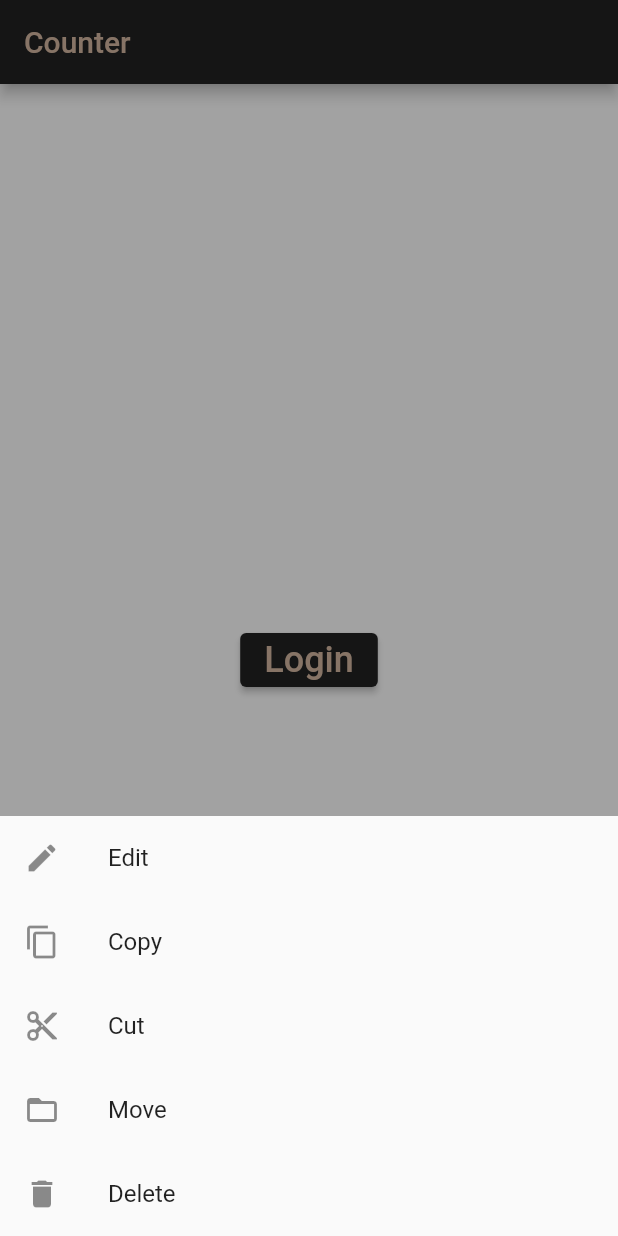
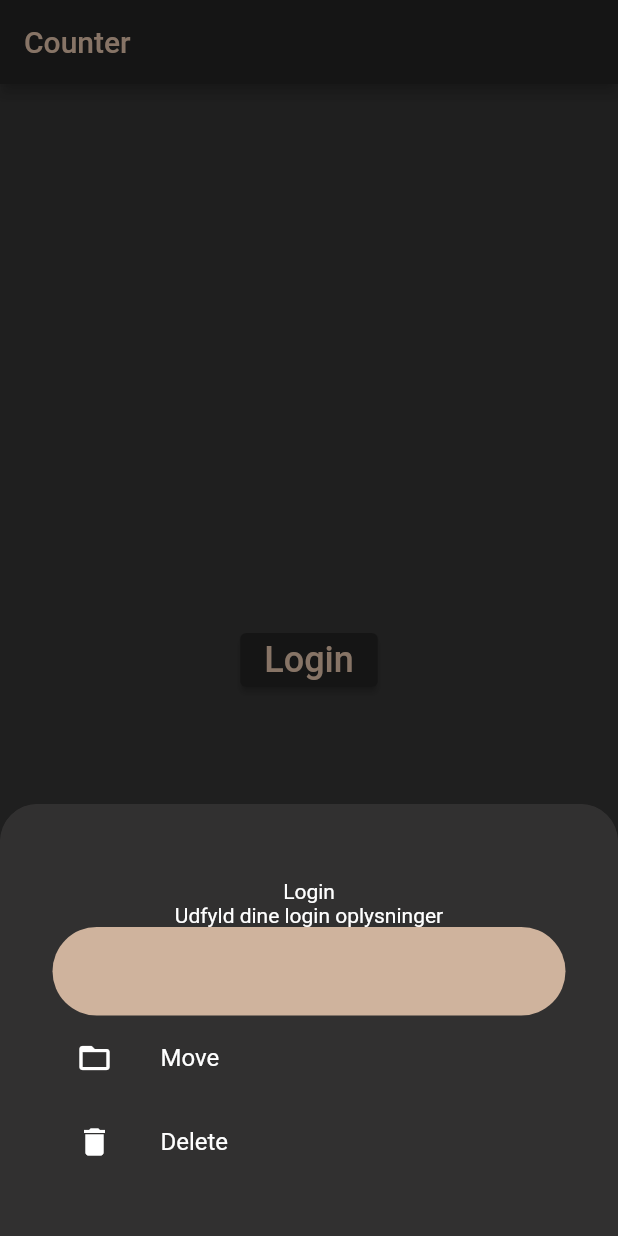
Before and after one commit to HF5-PROJECT/app, a Flutter app: the screen it shows after launch, after a tap on "Login", on a phone screen of 412 x 824 dp. Run offline on Flutter 3.47's test engine with Material 2 defaults, Android fonts, the phone set to English and light mode, and no system bars; our stand-ins replace bloc, flutter_bloc, modal_bottom_sheet; generated files the repository leaves out were written again.

Commit message:
#4 - More login page

```diff
--- a/lib/app/view/app.dart
+++ b/lib/app/view/app.dart
@@ -10,14 +10,13 @@ class App extends StatelessWidget {
     return MaterialApp(
       theme: ThemeData(
         appBarTheme: const AppBarTheme(color: Color(0xFF212121)),
-        colorScheme: const ColorScheme.light(
-          brightness: Brightness.light,
+        colorScheme: const ColorScheme.dark(
           primary: Color(0xFF212121),
           onPrimary: Color(0xFFcfb39d),
-          secondary: Color(0xFF212121),
-          onSecondary: Color(0xFFcfb39d),
+          secondary: Color(0xFF56483E),
+          onSecondary: Color(0xFFa68f7d),
           surface: Color(0xFF313030),
-          onSurface: Color(0xFFa68f7d),
+          onSurface: Color(0xFFcfb39d),
           tertiary: Color(0xFF212121),
           onTertiary: Color(0xFFcfb39d),
           background: Color(0xFF212121),
--- a/lib/login/view/login_page.dart
+++ b/lib/login/view/login_page.dart
@@ -54,29 +54,47 @@ class LoginView extends StatelessWidget {
 
   Future<dynamic> loginModal(BuildContext context) {
     return showMaterialModalBottomSheet(
-      expand: false,
       context: context,
-      backgroundColor: Color.fromARGB(255, 255, 0, 0),
+      shape: const RoundedRectangleBorder(
+        borderRadius: BorderRadius.vertical(
+          top: Radius.circular(25),
+        ),
+      ),
+      backgroundColor: Theme.of(context).colorScheme.surface,
       builder: (context) => Material(
+        shape: const RoundedRectangleBorder(
+          borderRadius: BorderRadius.vertical(
+            top: Radius.circular(25),
+          ),
+        ),
+        color: Theme.of(context).colorScheme.surface,
         child: SafeArea(
           top: false,
+          child: Padding(
+            padding: EdgeInsets.only(
+              bottom: MediaQuery.of(context).viewInsets.bottom,
+            ),
+            child: Container(
+              padding: const EdgeInsets.fromLTRB(35, 50, 35, 35),
               child: Column(
                 mainAxisSize: MainAxisSize.min,
                 children: <Widget>[
-          ListTile(
-            title: Text('Edit'),
-            leading: Icon(Icons.edit),
-            onTap: () => Navigator.of(context).pop(),
+                  const Text('Login'),
+                  const Text('Udfyld dine login oplysninger'),
+                  Container(
+                    child: TextField(
+                      cursorColor: Theme.of(context).colorScheme.onPrimary,
+                      style: TextStyle(
+                        color: Theme.of(context).colorScheme.secondary,
                       ),
-          ListTile(
-            title: Text('Copy'),
-            leading: Icon(Icons.content_copy),
-            onTap: () => Navigator.of(context).pop(),
+                      decoration: InputDecoration(
+                        filled: true,
+                        fillColor: Theme.of(context).colorScheme.onPrimary,
+                        border: OutlineInputBorder(
+                            borderSide: BorderSide.none,
+                            borderRadius: BorderRadius.circular(50)),
                       ),
-          ListTile(
-            title: Text('Cut'),
-            leading: Icon(Icons.content_cut),
-            onTap: () => Navigator.of(context).pop(),
+                    ),
                   ),
                   ListTile(
                     title: Text('Move'),
@@ -90,7 +108,10 @@ class LoginView extends StatelessWidget {
                   )
                 ],
               ),
-    )),
+            ),
+          ),
+        ),
+      ),
     );
   }
 }
```
Also changed, not shown: pubspec.lock. Lines whose indentation alone changed are shown as unchanged.
